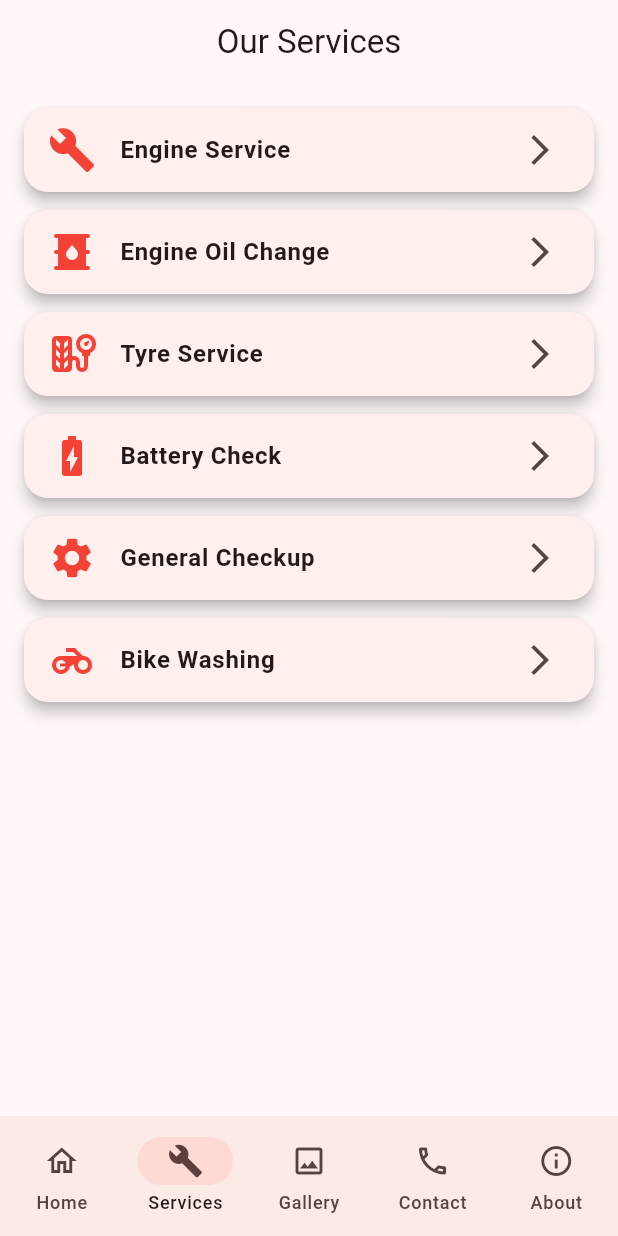
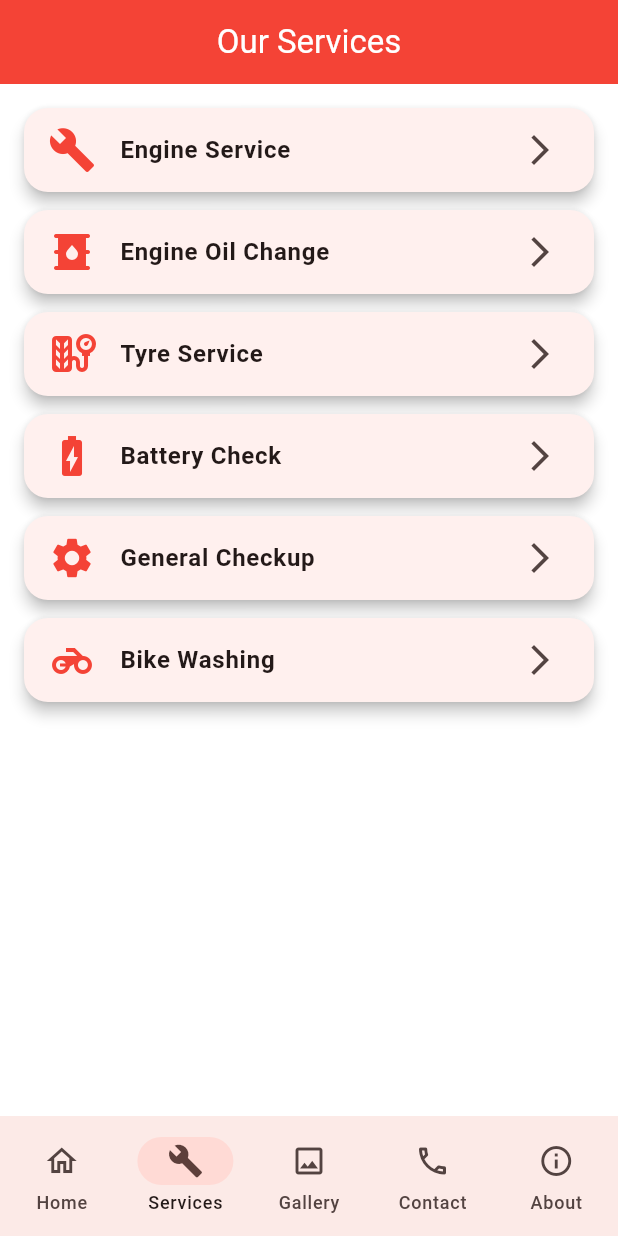
Before and after one commit to raihanauto/raihan-auto-service, a Flutter app: the screen it shows after launch, item 2 of the bottom bar chosen, on a phone screen of 412 x 824 dp. Run offline on Flutter 3.47's test engine with Material 3 defaults, Android fonts, the phone set to English and light mode, and no system bars.

Commit message:
Update app_theme.dart

```diff
--- a/lib/theme/app_theme.dart
+++ b/lib/theme/app_theme.dart
@@ -3,16 +3,31 @@ import 'package:flutter/material.dart';
 class AppTheme {
   static ThemeData lightTheme = ThemeData(
     useMaterial3: true,
-    colorScheme: ColorScheme.fromSeed(
-      seedColor: Colors.red,
-      brightness: Brightness.light,
-    ),
+    colorSchemeSeed: Colors.red,
+    scaffoldBackgroundColor: Colors.white,
+
     appBarTheme: const AppBarTheme(
       centerTitle: true,
+      backgroundColor: Colors.red,
+      foregroundColor: Colors.white,
       elevation: 0,
     ),
-    cardTheme: const CardThemeData(
-      elevation: 3,
+
+    cardTheme: CardThemeData(
+      elevation: 5,
+      shape: RoundedRectangleBorder(
+        borderRadius: BorderRadius.circular(16),
+      ),
+    ),
+
+    elevatedButtonTheme: ElevatedButtonThemeData(
+      style: ElevatedButton.styleFrom(
+        backgroundColor: Colors.red,
+        foregroundColor: Colors.white,
+        shape: RoundedRectangleBorder(
+          borderRadius: BorderRadius.circular(12),
+        ),
+      ),
     ),
   );
 }
```
